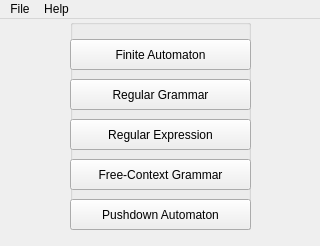
First picture: the form in UI/Design/mainWindow.ui, repository cchenzi/INE5421, before the edit.
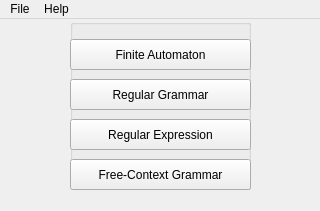
Second picture: the form after the edit.

Commit message: Preparação da UI para receber as funções da entrega III

Patch:
```diff
--- a/UI/Design/mainWindow.ui
+++ b/UI/Design/mainWindow.ui
@@ -7,7 +7,7 @@
     <x>0</x>
     <y>0</y>
     <width>320</width>
-    <height>246</height>
+    <height>211</height>
    </rect>
   </property>
   <property name="windowTitle">
@@ -20,7 +20,7 @@
       <x>70</x>
       <y>0</y>
       <width>181</width>
-      <height>211</height>
+      <height>171</height>
      </rect>
     </property>
     <property name="sizePolicy">
@@ -90,19 +90,6 @@
       <string>Finite Automaton</string>
      </property>
     </widget>
-    <widget class="QPushButton" name="pushButton_pa">
-     <property name="geometry">
-      <rect>
-       <x>0</x>
-       <y>180</y>
-       <width>181</width>
-       <height>31</height>
-      </rect>
-     </property>
-     <property name="text">
-      <string>Pushdown Automaton</string>
-     </property>
-    </widget>
    </widget>
   </widget>
   <widget class="QMenuBar" name="menubar">
```
The commit also changes 3 other files.
